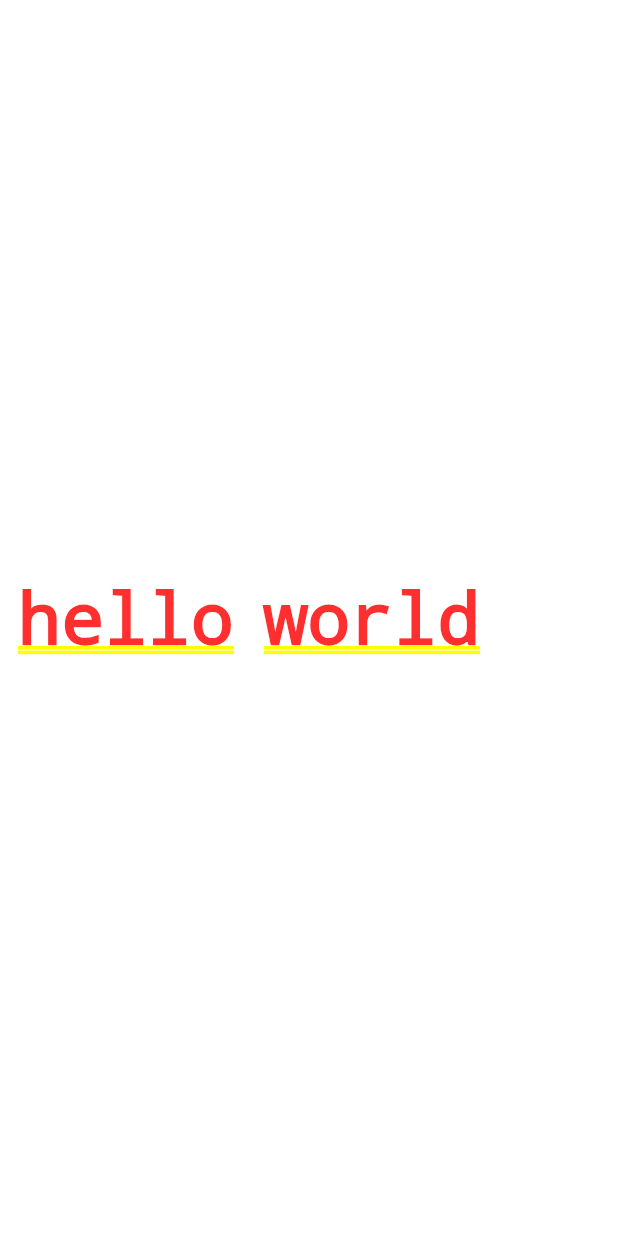
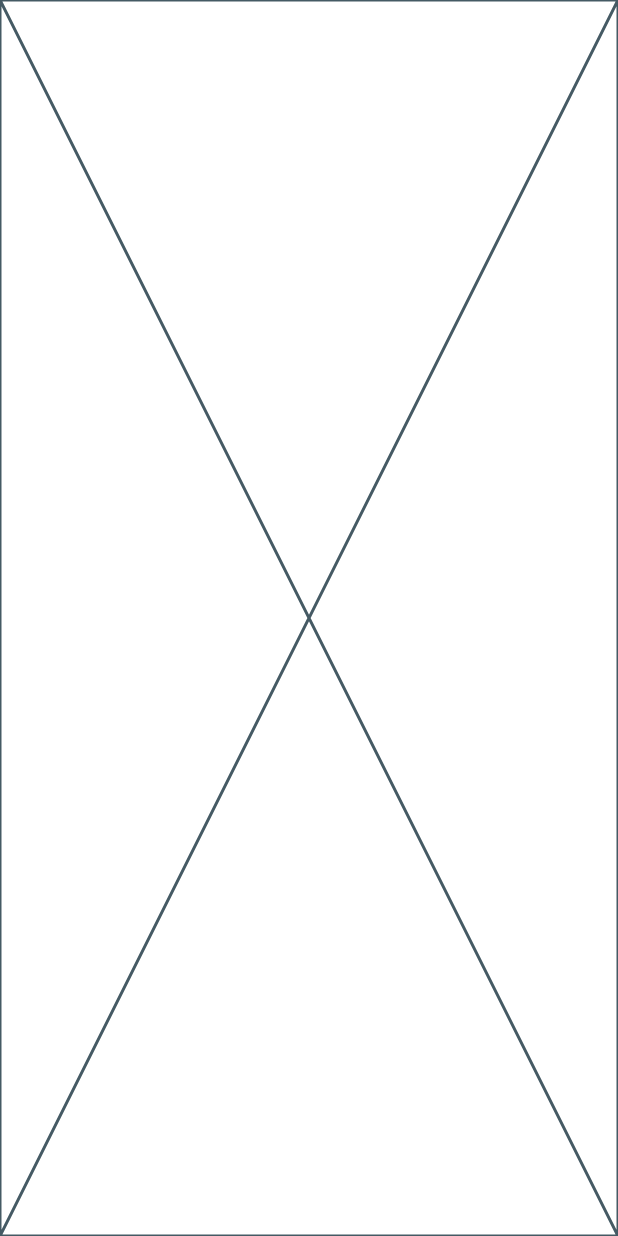
Before and after one commit to jrsky723/tiktok_clone, a Flutter app: the screen it shows after launch, on a phone screen of 412 x 824 dp. Run offline on Flutter 3.47's test engine with Material 3 defaults, Android fonts, the phone set to English and light mode, and no system bars.

```diff
--- a/lib/main.dart
+++ b/lib/main.dart
@@ -1,6 +1,7 @@
 import 'package:flutter/material.dart';
 import 'package:tiktok_clone/constants/gaps.dart';
 import 'package:tiktok_clone/constants/sizes.dart';
+import 'package:tiktok_clone/screens/sign_up/sign_up_screen.dart';
 
 void main() {
   runApp(const TikTokApp());
@@ -17,18 +18,7 @@ class TikTokApp extends StatelessWidget {
           primaryColor: const Color(
         0xFFE9435A,
       )),
-      home: Padding(
-        padding: const EdgeInsets.all(Sizes.size12),
-        child: Container(
-          child: const Row(
-            children: [
-              Text('hello'),
-              Gaps.h20,
-              Text('world'),
-            ],
-          ),
-        ),
-      ),
+      home: const SignUpScreen(),
     );
   }
 }
--- /dev/null
+++ b/lib/screens/sign_up/sign_up_screen.dart
@@ -0,0 +1,10 @@
+import 'package:flutter/material.dart';
+
+class SignUpScreen extends StatelessWidget {
+  const SignUpScreen({super.key});
+
+  @override
+  Widget build(BuildContext context) {
+    return const Placeholder();
+  }
+}
```
Also changed, not shown: 1 other file.
